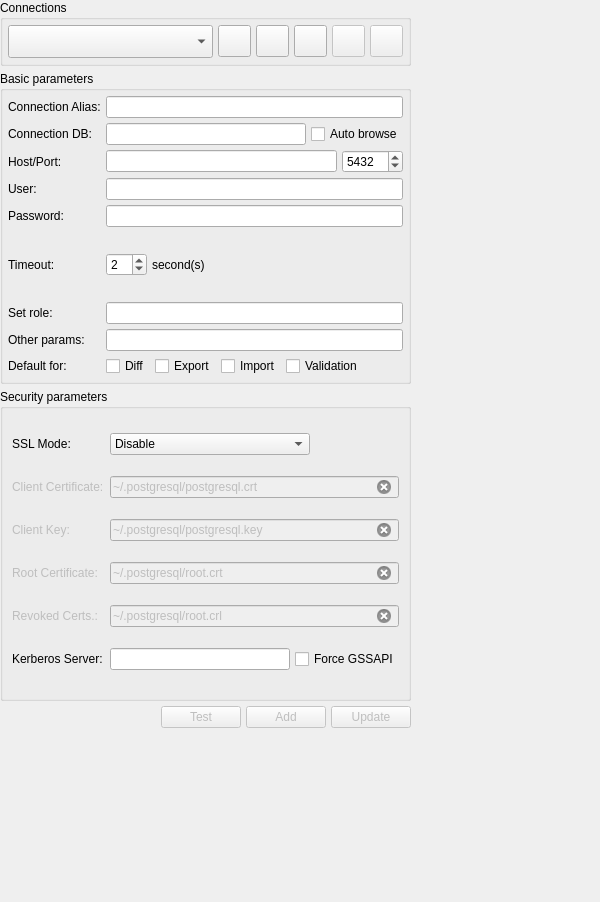
Above: libs/libgui/ui/settings/connectionsconfigwidget.ui from arichiardi/pgmodeler before the change. Below: the same form after it.
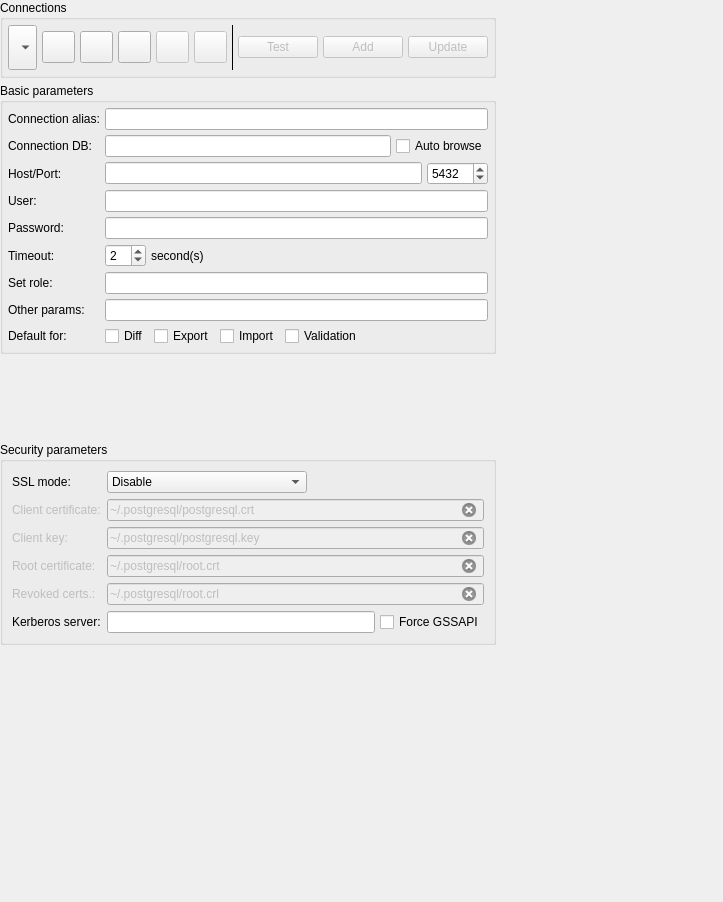
That is the form after the change. Icons and pictures are not drawn.

Diff of the .ui file:
```diff
--- a/libs/libgui/ui/settings/connectionsconfigwidget.ui
+++ b/libs/libgui/ui/settings/connectionsconfigwidget.ui
@@ -6,7 +6,7 @@
    <rect>
     <x>0</x>
     <y>0</y>
-    <width>600</width>
+    <width>723</width>
     <height>902</height>
    </rect>
   </property>
@@ -35,201 +35,277 @@
    <property name="spacing">
     <number>5</number>
    </property>
+   <item row="3" column="0">
+    <widget class="QGroupBox" name="security_grp">
+     <property name="title">
+      <string>Security parameters</string>
+     </property>
+     <layout class="QGridLayout" name="gridLayout_3">
    <item row="0" column="0">
-    <widget class="QWidget" name="conn_btns_wgt" native="true">
+       <widget class="QLabel" name="ssl_mode_lbl">
      <property name="sizePolicy">
-      <sizepolicy hsizetype="Expanding" vsizetype="Fixed">
+         <sizepolicy hsizetype="Fixed" vsizetype="Preferred">
        <horstretch>0</horstretch>
        <verstretch>0</verstretch>
       </sizepolicy>
      </property>
+        <property name="text">
+         <string>SSL mode:</string>
+        </property>
+       </widget>
+      </item>
+      <item row="0" column="1">
+       <layout class="QHBoxLayout" name="horizontalLayout_3">
+        <property name="spacing">
+         <number>5</number>
+        </property>
+        <item>
+         <widget class="QComboBox" name="ssl_mode_cmb">
      <property name="minimumSize">
       <size>
-       <width>0</width>
+            <width>200</width>
        <height>0</height>
       </size>
      </property>
-     <layout class="QHBoxLayout" name="horizontalLayout_6">
-      <property name="spacing">
-       <number>5</number>
-      </property>
-      <property name="leftMargin">
-       <number>0</number>
-      </property>
-      <property name="topMargin">
-       <number>0</number>
-      </property>
-      <property name="rightMargin">
-       <number>0</number>
-      </property>
-      <property name="bottomMargin">
-       <number>0</number>
-      </property>
+          <property name="iconSize">
+           <size>
+            <width>28</width>
+            <height>28</height>
+           </size>
+          </property>
+          <item>
+           <property name="text">
+            <string>Disable</string>
+           </property>
+          </item>
+          <item>
+           <property name="text">
+            <string>Allow</string>
+           </property>
+          </item>
+          <item>
+           <property name="text">
+            <string>Require</string>
+           </property>
+          </item>
+          <item>
+           <property name="text">
+            <string>AC verification</string>
+           </property>
+          </item>
       <item>
-       <widget class="QGroupBox" name="groupBox">
-        <property name="title">
-         <string>Connections</string>
-        </property>
-        <layout class="QHBoxLayout" name="horizontalLayout_10">
-         <property name="spacing">
-          <number>5</number>
-         </property>
-         <property name="leftMargin">
-          <number>5</number>
-         </property>
-         <property name="topMargin">
-          <number>5</number>
-         </property>
-         <property name="rightMargin">
-          <number>5</number>
-         </property>
-         <property name="bottomMargin">
-          <number>5</number>
-         </property>
-         <item>
-          <widget class="QComboBox" name="connections_cmb">
+           <property name="text">
+            <string>Full verification</string>
+           </property>
+          </item>
+         </widget>
+        </item>
+        <item>
+         <spacer name="horizontalSpacer_2">
+          <property name="orientation">
+           <enum>Qt::Orientation::Horizontal</enum>
+          </property>
+          <property name="sizeHint" stdset="0">
+           <size>
+            <width>40</width>
+            <height>20</height>
+           </size>
+          </property>
+         </spacer>
+        </item>
+       </layout>
+      </item>
+      <item row="1" column="0">
+       <widget class="QLabel" name="client_cert_lbl">
+        <property name="enabled">
+         <bool>false</bool>
+        </property>
            <property name="sizePolicy">
-            <sizepolicy hsizetype="Preferred" vsizetype="Preferred">
+         <sizepolicy hsizetype="Fixed" vsizetype="Preferred">
              <horstretch>0</horstretch>
              <verstretch>0</verstretch>
             </sizepolicy>
            </property>
-           <property name="insertPolicy">
-            <enum>QComboBox::InsertPolicy::InsertAtBottom</enum>
-           </property>
-           <property name="sizeAdjustPolicy">
-            <enum>QComboBox::SizeAdjustPolicy::AdjustToMinimumContentsLengthWithIcon</enum>
-           </property>
-           <property name="iconSize">
-            <size>
-             <width>25</width>
-             <height>25</height>
-            </size>
-           </property>
-          </widget>
-         </item>
-         <item>
-          <widget class="QToolButton" name="new_tb">
+        <property name="text">
+         <string>Client certificate:</string>
+        </property>
+       </widget>
+      </item>
+      <item row="1" column="1">
+       <widget class="QLineEdit" name="client_cert_edt">
            <property name="enabled">
-            <bool>true</bool>
-           </property>
-           <property name="toolTip">
-            <string>Create new connection</string>
-           </property>
+         <bool>false</bool>
+        </property>
            <property name="text">
+         <string>~/.postgresql/postgresql.crt</string>
+        </property>
+        <property name="placeholderText">
             <string/>
            </property>
-           <property name="icon">
-            <iconset resource="../../res/resources.qrc">
-             <normaloff>:/icons/icons/new.png</normaloff>:/icons/icons/new.png</iconset>
-           </property>
-           <property name="iconSize">
-            <size>
-             <width>25</width>
-             <height>25</height>
-            </size>
-           </property>
-          </widget>
-         </item>
-         <item>
-          <widget class="QToolButton" name="cancel_tb">
+        <property name="clearButtonEnabled">
+         <bool>true</bool>
+        </property>
+       </widget>
+      </item>
+      <item row="2" column="0">
+       <widget class="QLabel" name="client_key_lbl">
            <property name="enabled">
-            <bool>true</bool>
-           </property>
-           <property name="toolTip">
-            <string>Cancel edition</string>
+         <bool>false</bool>
+        </property>
+        <property name="sizePolicy">
+         <sizepolicy hsizetype="Fixed" vsizetype="Preferred">
+          <horstretch>0</horstretch>
+          <verstretch>0</verstretch>
+         </sizepolicy>
            </property>
            <property name="text">
-            <string/>
-           </property>
-           <property name="icon">
-            <iconset resource="../../res/resources.qrc">
-             <normaloff>:/icons/icons/cancel.png</normaloff>:/icons/icons/cancel.png</iconset>
-           </property>
-           <property name="iconSize">
-            <size>
-             <width>25</width>
-             <height>25</height>
-            </size>
-           </property>
-          </widget>
-         </item>
-         <item>
-          <widget class="QToolButton" name="duplicate_tb">
+         <string>Client key:</string>
+        </property>
+       </widget>
+      </item>
+      <item row="2" column="1">
+       <widget class="QLineEdit" name="client_key_edt">
+        <property name="enabled">
+         <bool>false</bool>
+        </property>
+        <property name="text">
+         <string>~/.postgresql/postgresql.key</string>
+        </property>
+        <property name="placeholderText">
+         <string/>
+        </property>
+        <property name="clearButtonEnabled">
+         <bool>true</bool>
+        </property>
+       </widget>
+      </item>
+      <item row="3" column="0">
+       <widget class="QLabel" name="root_cert_lbl">
            <property name="enabled">
-            <bool>true</bool>
-           </property>
-           <property name="toolTip">
-            <string>Duplicate the selected connection</string>
+         <bool>false</bool>
+        </property>
+        <property name="sizePolicy">
+         <sizepolicy hsizetype="Fixed" vsizetype="Preferred">
+          <horstretch>0</horstretch>
+          <verstretch>0</verstretch>
+         </sizepolicy>
            </property>
            <property name="text">
-            <string/>
-           </property>
-           <property name="icon">
-            <iconset resource="../../res/resources.qrc">
-             <normaloff>:/icons/icons/duplicate.png</normaloff>:/icons/icons/duplicate.png</iconset>
-           </property>
-           <property name="iconSize">
-            <size>
-             <width>25</width>
-             <height>25</height>
-            </size>
-           </property>
-          </widget>
-         </item>
-         <item>
-          <widget class="QToolButton" name="edit_tb">
+         <string>Root certificate:</string>
+        </property>
+       </widget>
+      </item>
+      <item row="3" column="1">
+       <widget class="QLineEdit" name="root_cert_edt">
+        <property name="enabled">
+         <bool>false</bool>
+        </property>
+        <property name="text">
+         <string>~/.postgresql/root.crt</string>
+        </property>
+        <property name="placeholderText">
+         <string/>
+        </property>
+        <property name="clearButtonEnabled">
+         <bool>true</bool>
+        </property>
+       </widget>
+      </item>
+      <item row="4" column="0">
+       <widget class="QLabel" name="crl_lbl">
            <property name="enabled">
             <bool>false</bool>
            </property>
-           <property name="toolTip">
-            <string>Edit selected connection</string>
+        <property name="sizePolicy">
+         <sizepolicy hsizetype="Fixed" vsizetype="Preferred">
+          <horstretch>0</horstretch>
+          <verstretch>0</verstretch>
+         </sizepolicy>
            </property>
            <property name="text">
-            <string/>
-           </property>
-           <property name="icon">
-            <iconset resource="../../res/resources.qrc">
-             <normaloff>:/icons/icons/edit.png</normaloff>:/icons/icons/edit.png</iconset>
-           </property>
-           <property name="iconSize">
-            <size>
-             <width>25</width>
-             <height>25</height>
-            </size>
-           </property>
-          </widget>
-         </item>
-         <item>
-          <widget class="QToolButton" name="remove_tb">
+         <string>Revoked certs.:</string>
+        </property>
+       </widget>
+      </item>
+      <item row="4" column="1">
+       <widget class="QLineEdit" name="crl_edt">
+        <property name="enabled">
+         <bool>false</bool>
+        </property>
+        <property name="text">
+         <string>~/.postgresql/root.crl</string>
+        </property>
+        <property name="placeholderText">
+         <string/>
+        </property>
+        <property name="clearButtonEnabled">
+         <bool>true</bool>
+        </property>
+       </widget>
+      </item>
+      <item row="5" column="0">
+       <widget class="QLabel" name="krb_server_lbl">
            <property name="enabled">
-            <bool>false</bool>
-           </property>
-           <property name="toolTip">
-            <string>Delete selected connection</string>
+         <bool>true</bool>
+        </property>
+        <property name="sizePolicy">
+         <sizepolicy hsizetype="Fixed" vsizetype="Preferred">
+          <horstretch>0</horstretch>
+          <verstretch>0</verstretch>
+         </sizepolicy>
            </property>
            <property name="text">
-            <string/>
-           </property>
-           <property name="icon">
-            <iconset resource="../../res/resources.qrc">
-             <normaloff>:/icons/icons/delete.png</normaloff>:/icons/icons/delete.png</iconset>
-           </property>
-           <property name="iconSize">
-            <size>
-             <width>25</width>
-             <height>25</height>
-            </size>
-           </property>
-          </widget>
-         </item>
-        </layout>
+         <string>Kerberos server:</string>
+        </property>
+       </widget>
+      </item>
+      <item row="5" column="1">
+       <layout class="QHBoxLayout" name="horizontalLayout_8">
+        <property name="spacing">
+         <number>5</number>
+        </property>
+        <item>
+         <widget class="QLineEdit" name="krb_server_edt">
+          <property name="enabled">
+           <bool>true</bool>
+          </property>
+          <property name="clearButtonEnabled">
+           <bool>true</bool>
+          </property>
+         </widget>
+        </item>
+        <item>
+         <widget class="QCheckBox" name="gssapi_auth_chk">
+          <property name="sizePolicy">
+           <sizepolicy hsizetype="Fixed" vsizetype="Fixed">
+            <horstretch>0</horstretch>
+            <verstretch>0</verstretch>
+           </sizepolicy>
+          </property>
+          <property name="text">
+           <string>Force GSSAPI</string>
+          </property>
        </widget>
       </item>
      </layout>
+      </item>
+     </layout>
     </widget>
    </item>
-   <item row="0" column="1" rowspan="4">
+   <item row="5" column="0" colspan="2">
+    <spacer name="grid_vert_spacer">
+     <property name="orientation">
+      <enum>Qt::Orientation::Vertical</enum>
+     </property>
+     <property name="sizeHint" stdset="0">
+      <size>
+       <width>20</width>
+       <height>40</height>
+      </size>
+     </property>
+    </spacer>
+   </item>
+   <item row="0" column="1" rowspan="5">
     <spacer name="grid_horiz_spacer">
      <property name="orientation">
       <enum>Qt::Orientation::Horizontal</enum>
@@ -246,7 +322,7 @@
     </spacer>
    </item>
    <item row="1" column="0">
-    <widget class="QGroupBox" name="groupBox_2">
+    <widget class="QGroupBox" name="basic_grp">
      <property name="title">
       <string>Basic parameters</string>
      </property>
@@ -266,6 +342,19 @@
       <property name="spacing">
        <number>5</number>
       </property>
+      <item row="7" column="1">
+       <widget class="QLineEdit" name="other_params_edt">
+        <property name="toolTip">
+         <string>Specify additional connection parameters in the form [param]=[value]. These parameters are described in the &lt;strong&gt;libpq&lt;/strong&gt; chapter at PostgreSQL docs.</string>
+        </property>
+        <property name="statusTip">
+         <string/>
+        </property>
+        <property name="clearButtonEnabled">
+         <bool>true</bool>
+        </property>
+       </widget>
+      </item>
       <item row="0" column="0">
        <widget class="QLabel" name="alias_lbl">
         <property name="sizePolicy">
@@ -275,80 +364,63 @@
          </sizepolicy>
         </property>
         <property name="text">
-         <string>Connection Alias:</string>
+         <string>Connection alias:</string>
         </property>
        </widget>
       </item>
-      <item row="0" column="1">
-       <widget class="QLineEdit" name="alias_edt">
-        <property name="minimumSize">
-         <size>
-          <width>0</width>
-          <height>0</height>
-         </size>
-        </property>
-        <property name="placeholderText">
-         <string/>
-        </property>
-        <property name="clearButtonEnabled">
-         <bool>true</bool>
-        </property>
-       </widget>
-      </item>
-      <item row="1" column="0">
-       <widget class="QLabel" name="conn_db_lbl">
-        <property name="sizePolicy">
-         <sizepolicy hsizetype="Fixed" vsizetype="Preferred">
-          <horstretch>0</horstretch>
-          <verstretch>0</verstretch>
-         </sizepolicy>
-        </property>
-        <property name="text">
-         <string>Connection DB:</string>
-        </property>
-       </widget>
-      </item>
-      <item row="1" column="1">
-       <layout class="QHBoxLayout" name="horizontalLayout_4">
+      <item row="8" column="1">
+       <layout class="QHBoxLayout" name="horizontalLayout_5">
         <property name="spacing">
          <number>5</number>
         </property>
         <item>
-         <widget class="QLineEdit" name="conn_db_edt">
-          <property name="sizePolicy">
-           <sizepolicy hsizetype="Expanding" vsizetype="Fixed">
-            <horstretch>0</horstretch>
-            <verstretch>0</verstretch>
-           </sizepolicy>
-          </property>
-          <property name="text">
-           <string/>
-          </property>
-          <property name="placeholderText">
-           <string/>
-          </property>
-          <property name="clearButtonEnabled">
-           <bool>true</bool>
-          </property>
-         </widget>
-        </item>
-        <item>
-         <widget class="QCheckBox" name="auto_browse_chk">
+         <widget class="QCheckBox" name="diff_chk">
           <property name="toolTip">
-           <string>Automatically browses the named database when using this connection to manage databases on &lt;strong&gt;Manage&lt;/strong&gt; view.</string>
-          </property>
-          <property name="statusTip">
            <string/>
           </property>
           <property name="text">
-           <string>Auto browse</string>
+           <string>Diff</string>
           </property>
          </widget>
         </item>
+        <item>
+         <widget class="QCheckBox" name="export_chk">
+          <property name="text">
+           <string>Export</string>
+          </property>
+         </widget>
+        </item>
+        <item>
+         <widget class="QCheckBox" name="import_chk">
+          <property name="text">
+           <string>Import</string>
+          </property>
+         </widget>
+        </item>
+        <item>
+         <widget class="QCheckBox" name="validation_chk">
+          <property name="text">
+           <string>Validation</string>
+          </property>
+         </widget>
+        </item>
+        <item>
+         <spacer name="horizontalSpacer_3">
+          <property name="orientation">
+           <enum>Qt::Orientation::Horizontal</enum>
+          </property>
+          <property name="sizeHint" stdset="0">
+           <size>
+            <width>40</width>
+            <height>20</height>
+           </size>
+          </property>
+         </spacer>
+        </item>
        </layout>
       </item>
-      <item row="2" column="0">
-       <widget class="QLabel" name="host_lbl">
+      <item row="5" column="0">
+       <widget class="QLabel" name="timeout_lbl">
         <property name="sizePolicy">
          <sizepolicy hsizetype="Fixed" vsizetype="Preferred">
           <horstretch>0</horstretch>
@@ -356,7 +428,20 @@
          </sizepolicy>
         </property>
         <property name="text">
-         <string>Host/Port:</string>
+         <string>Timeout:</string>
+        </property>
+       </widget>
+      </item>
+      <item row="7" column="0">
+       <widget class="QLabel" name="other_params_lbl">
+        <property name="sizePolicy">
+         <sizepolicy hsizetype="Fixed" vsizetype="Preferred">
+          <horstretch>0</horstretch>
+          <verstretch>0</verstretch>
+         </sizepolicy>
+        </property>
+        <property name="text">
+         <string>Other params:</string>
         </property>
        </widget>
       </item>
@@ -399,6 +484,19 @@
         </item>
        </layout>
       </item>
+      <item row="6" column="1">
+       <widget class="QLineEdit" name="set_role_edt">
+        <property name="toolTip">
+         <string>When successfully connecting to the database the current user will be switched to the one specified in this field via &lt;strong&gt;SET ROLE [role_name]&lt;/strong&gt;.</string>
+        </property>
+        <property name="statusTip">
+         <string/>
+        </property>
+        <property name="clearButtonEnabled">
+         <bool>true</bool>
+        </property>
+       </widget>
+      </item>
       <item row="3" column="0">
        <widget class="QLabel" name="user_lbl">
         <property name="sizePolicy">
@@ -431,6 +529,19 @@
         </property>
        </widget>
       </item>
+      <item row="1" column="0">
+       <widget class="QLabel" name="conn_db_lbl">
+        <property name="sizePolicy">
+         <sizepolicy hsizetype="Fixed" vsizetype="Preferred">
+          <horstretch>0</horstretch>
+          <verstretch>0</verstretch>
+         </sizepolicy>
+        </property>
+        <property name="text">
+         <string>Connection DB:</string>
+        </property>
+       </widget>
+      </item>
       <item row="4" column="0">
        <widget class="QLabel" name="passwd_lbl">
         <property name="sizePolicy">
@@ -444,29 +555,6 @@
         </property>
        </widget>
       </item>
-      <item row="4" column="1">
-       <widget class="QLineEdit" name="passwd_edt">
-        <property name="echoMode">
-         <enum>QLineEdit::EchoMode::Password</enum>
-        </property>
-        <property name="clearButtonEnabled">
-         <bool>true</bool>
-        </property>
-       </widget>
-      </item>
-      <item row="5" column="0">
-       <widget class="QLabel" name="timeout_lbl">
-        <property name="sizePolicy">
-         <sizepolicy hsizetype="Fixed" vsizetype="Preferred">
-          <horstretch>0</horstretch>
-          <verstretch>0</verstretch>
-         </sizepolicy>
-        </property>
-        <property name="text">
-         <string>Timeout:</string>
-        </property>
-       </widget>
-      </item>
       <item row="5" column="1">
        <layout class="QHBoxLayout" name="horizontalLayout_7">
         <property name="spacing">
@@ -494,6 +582,29 @@
         </item>
        </layout>
       </item>
+      <item row="4" column="1">
+       <widget class="QLineEdit" name="passwd_edt">
+        <property name="echoMode">
+         <enum>QLineEdit::EchoMode::Password</enum>
+        </property>
+        <property name="clearButtonEnabled">
+         <bool>true</bool>
+        </property>
+       </widget>
+      </item>
+      <item row="2" column="0">
+       <widget class="QLabel" name="host_lbl">
+        <property name="sizePolicy">
+         <sizepolicy hsizetype="Fixed" vsizetype="Preferred">
+          <horstretch>0</horstretch>
+          <verstretch>0</verstretch>
+         </sizepolicy>
+        </property>
+        <property name="text">
+         <string>Host/Port:</string>
+        </property>
+       </widget>
+      </item>
       <item row="6" column="0">
        <widget class="QLabel" name="set_role_lbl">
         <property name="sizePolicy">
@@ -507,38 +618,15 @@
         </property>
        </widget>
       </item>
-      <item row="6" column="1">
-       <widget class="QLineEdit" name="set_role_edt">
-        <property name="toolTip">
-         <string>When successfully connecting to the database the current user will be switched to the one specified in this field via &lt;strong&gt;SET ROLE [role_name]&lt;/strong&gt;.</string>
+      <item row="0" column="1">
+       <widget class="QLineEdit" name="alias_edt">
+        <property name="minimumSize">
+         <size>
+          <width>0</width>
+          <height>0</height>
+         </size>
         </property>
-        <property name="statusTip">
-         <string/>
-        </property>
-        <property name="clearButtonEnabled">
-         <bool>true</bool>
-        </property>
-       </widget>
-      </item>
-      <item row="7" column="0">
-       <widget class="QLabel" name="other_params_lbl">
-        <property name="sizePolicy">
-         <sizepolicy hsizetype="Fixed" vsizetype="Preferred">
-          <horstretch>0</horstretch>
-          <verstretch>0</verstretch>
-         </sizepolicy>
-        </property>
-        <property name="text">
-         <string>Other params:</string>
-        </property>
-       </widget>
-      </item>
-      <item row="7" column="1">
-       <widget class="QLineEdit" name="other_params_edt">
-        <property name="toolTip">
-         <string>Specify additional connection parameters in the form [param]=[value]. These parameters are described in the &lt;strong&gt;libpq&lt;/strong&gt; chapter at PostgreSQL docs.</string>
-        </property>
-        <property name="statusTip">
+        <property name="placeholderText">
          <string/>
         </property>
         <property name="clearButtonEnabled">
@@ -562,163 +650,21 @@
         </property>
        </widget>
       </item>
-      <item row="8" column="1">
-       <layout class="QHBoxLayout" name="horizontalLayout_5">
-        <property name="spacing">
-         <number>5</number>
-        </property>
-        <item>
-         <widget class="QCheckBox" name="diff_chk">
-          <property name="toolTip">
-           <string/>
-          </property>
-          <property name="text">
-           <string>Diff</string>
-          </property>
-         </widget>
-        </item>
-        <item>
-         <widget class="QCheckBox" name="export_chk">
-          <property name="text">
-           <string>Export</string>
-          </property>
-         </widget>
-        </item>
-        <item>
-         <widget class="QCheckBox" name="import_chk">
-          <property name="text">
-           <string>Import</string>
-          </property>
-         </widget>
-        </item>
-        <item>
-         <widget class="QCheckBox" name="validation_chk">
-          <property name="text">
-           <string>Validation</string>
-          </property>
-         </widget>
-        </item>
-        <item>
-         <spacer name="horizontalSpacer_3">
-          <property name="orientation">
-           <enum>Qt::Orientation::Horizontal</enum>
-          </property>
-          <property name="sizeHint" stdset="0">
-           <size>
-            <width>40</width>
-            <height>20</height>
-           </size>
-          </property>
-         </spacer>
-        </item>
-       </layout>
-      </item>
-     </layout>
-    </widget>
-   </item>
-   <item row="2" column="0">
-    <widget class="QGroupBox" name="groupBox_3">
-     <property name="title">
-      <string>Security parameters</string>
-     </property>
-     <layout class="QGridLayout" name="gridLayout_3">
-      <item row="0" column="0">
-       <widget class="QLabel" name="ssl_mode_lbl">
-        <property name="sizePolicy">
-         <sizepolicy hsizetype="Fixed" vsizetype="Preferred">
-          <horstretch>0</horstretch>
-          <verstretch>0</verstretch>
-         </sizepolicy>
-        </property>
-        <property name="text">
-         <string>SSL Mode:</string>
-        </property>
-       </widget>
-      </item>
-      <item row="0" column="1">
-       <layout class="QHBoxLayout" name="horizontalLayout_3">
-        <property name="spacing">
-         <number>5</number>
-        </property>
-        <item>
-         <widget class="QComboBox" name="ssl_mode_cmb">
-          <property name="minimumSize">
-           <size>
-            <width>200</width>
-            <height>0</height>
-           </size>
-          </property>
-          <property name="iconSize">
-           <size>
-            <width>28</width>
-            <height>28</height>
-           </size>
-          </property>
-          <item>
-           <property name="text">
-            <string>Disable</string>
-           </property>
-          </item>
-          <item>
-           <property name="text">
-            <string>Allow</string>
-           </property>
-          </item>
-          <item>
-           <property name="text">
-            <string>Require</string>
-           </property>
-          </item>
-          <item>
-           <property name="text">
-            <string>AC verification</string>
-           </property>
-          </item>
-          <item>
-           <property name="text">
-            <string>Full verification</string>
-           </property>
-          </item>
-         </widget>
-        </item>
-        <item>
-         <spacer name="horizontalSpacer_2">
-          <property name="orientation">
-           <enum>Qt::Orientation::Horizontal</enum>
-          </property>
-          <property name="sizeHint" stdset="0">
-           <size>
-            <width>40</width>
-            <height>20</height>
-           </size>
-          </property>
-         </spacer>
-        </item>
-       </layout>
-      </item>
-      <item row="1" column="0">
-       <widget class="QLabel" name="client_cert_lbl">
-        <property name="enabled">
-         <bool>false</bool>
-        </property>
-        <property name="sizePolicy">
-         <sizepolicy hsizetype="Fixed" vsizetype="Preferred">
-          <horstretch>0</horstretch>
-          <verstretch>0</verstretch>
-         </sizepolicy>
-        </property>
-        <property name="text">
-         <string>Client Certificate:</string>
-        </property>
-       </widget>
-      </item>
       <item row="1" column="1">
-       <widget class="QLineEdit" name="client_cert_edt">
-        <property name="enabled">
-         <bool>false</bool>
+       <layout class="QHBoxLayout" name="horizontalLayout_4">
+        <property name="spacing">
+         <number>5</number>
         </property>
+        <item>
+         <widget class="QLineEdit" name="conn_db_edt">
+          <property name="sizePolicy">
+           <sizepolicy hsizetype="Expanding" vsizetype="Fixed">
+            <horstretch>0</horstretch>
+            <verstretch>0</verstretch>
+           </sizepolicy>
+          </property>
         <property name="text">
-         <string>~/.postgresql/postgresql.crt</string>
+           <string/>
         </property>
         <property name="placeholderText">
          <string/>
@@ -728,168 +674,205 @@
         </property>
        </widget>
       </item>
-      <item row="2" column="0">
-       <widget class="QLabel" name="client_key_lbl">
-        <property name="enabled">
-         <bool>false</bool>
-        </property>
-        <property name="sizePolicy">
-         <sizepolicy hsizetype="Fixed" vsizetype="Preferred">
-          <horstretch>0</horstretch>
-          <verstretch>0</verstretch>
-         </sizepolicy>
+        <item>
+         <widget class="QCheckBox" name="auto_browse_chk">
+          <property name="toolTip">
+           <string>Automatically browses the named database when using this connection to manage databases on &lt;strong&gt;Manage&lt;/strong&gt; view.</string>
+          </property>
+          <property name="statusTip">
+           <string/>
         </property>
         <property name="text">
-         <string>Client Key:</string>
+           <string>Auto browse</string>
         </property>
        </widget>
       </item>
-      <item row="2" column="1">
-       <widget class="QLineEdit" name="client_key_edt">
-        <property name="enabled">
-         <bool>false</bool>
-        </property>
-        <property name="text">
-         <string>~/.postgresql/postgresql.key</string>
-        </property>
-        <property name="placeholderText">
-         <string/>
-        </property>
-        <property name="clearButtonEnabled">
-         <bool>true</bool>
-        </property>
-       </widget>
-      </item>
-      <item row="3" column="0">
-       <widget class="QLabel" name="root_cert_lbl">
-        <property name="enabled">
-         <bool>false</bool>
-        </property>
+       </layout>
+      </item>
+     </layout>
+    </widget>
+   </item>
+   <item row="0" column="0">
+    <widget class="QGroupBox" name="conn_btns_grp">
+     <property name="title">
+      <string>Connections</string>
+     </property>
+     <layout class="QHBoxLayout" name="horizontalLayout_10">
+      <property name="spacing">
+       <number>5</number>
+      </property>
+      <property name="leftMargin">
+       <number>5</number>
+      </property>
+      <property name="topMargin">
+       <number>5</number>
+      </property>
+      <property name="rightMargin">
+       <number>5</number>
+      </property>
+      <property name="bottomMargin">
+       <number>5</number>
+      </property>
+      <item>
+       <widget class="QComboBox" name="connections_cmb">
         <property name="sizePolicy">
-         <sizepolicy hsizetype="Fixed" vsizetype="Preferred">
+         <sizepolicy hsizetype="Expanding" vsizetype="Preferred">
           <horstretch>0</horstretch>
           <verstretch>0</verstretch>
          </sizepolicy>
         </property>
-        <property name="text">
-         <string>Root Certificate:</string>
+        <property name="insertPolicy">
+         <enum>QComboBox::InsertPolicy::InsertAtBottom</enum>
         </property>
+        <property name="sizeAdjustPolicy">
+         <enum>QComboBox::SizeAdjustPolicy::AdjustToMinimumContentsLengthWithIcon</enum>
+        </property>
+        <property name="iconSize">
+         <size>
+          <width>25</width>
+          <height>25</height>
+         </size>
+        </property>
        </widget>
       </item>
-      <item row="3" column="1">
-       <widget class="QLineEdit" name="root_cert_edt">
+      <item>
+       <widget class="QToolButton" name="new_tb">
         <property name="enabled">
-         <bool>false</bool>
+         <bool>true</bool>
         </property>
-        <property name="text">
-         <string>~/.postgresql/root.crt</string>
+        <property name="toolTip">
+         <string>Create new connection</string>
         </property>
-        <property name="placeholderText">
+        <property name="text">
          <string/>
         </property>
-        <property name="clearButtonEnabled">
-         <bool>true</bool>
+        <property name="icon">
+         <iconset resource="../../res/resources.qrc">
+          <normaloff>:/icons/icons/new.png</normaloff>:/icons/icons/new.png</iconset>
         </property>
+        <property name="iconSize">
+         <size>
+          <width>25</width>
+          <height>25</height>
+         </size>
+        </property>
        </widget>
       </item>
-      <item row="4" column="0">
-       <widget class="QLabel" name="crl_lbl">
+      <item>
+       <widget class="QToolButton" name="cancel_tb">
         <property name="enabled">
-         <bool>false</bool>
+         <bool>true</bool>
         </property>
-        <property name="sizePolicy">
-         <sizepolicy hsizetype="Fixed" vsizetype="Preferred">
-          <horstretch>0</horstretch>
-          <verstretch>0</verstretch>
-         </sizepolicy>
+        <property name="toolTip">
+         <string>Cancel edition</string>
         </property>
         <property name="text">
-         <string>Revoked Certs.:</string>
+         <string/>
         </property>
+        <property name="icon">
+         <iconset resource="../../res/resources.qrc">
+          <normaloff>:/icons/icons/cancel.png</normaloff>:/icons/icons/cancel.png</iconset>
+        </property>
+        <property name="iconSize">
+         <size>
+          <width>25</width>
+          <height>25</height>
+         </size>
+        </property>
        </widget>
       </item>
-      <item row="4" column="1">
-       <widget class="QLineEdit" name="crl_edt">
+      <item>
+       <widget class="QToolButton" name="duplicate_tb">
         <property name="enabled">
-         <bool>false</bool>
+         <bool>true</bool>
         </property>
-        <property name="text">
-         <string>~/.postgresql/root.crl</string>
+        <property name="toolTip">
+         <string>Duplicate the selected connection</string>
         </property>
-        <property name="placeholderText">
+        <property name="text">
          <string/>
         </property>
-        <property name="clearButtonEnabled">
-         <bool>true</bool>
+        <property name="icon">
+         <iconset resource="../../res/resources.qrc">
+          <normaloff>:/icons/icons/duplicate.png</normaloff>:/icons/icons/duplicate.png</iconset>
         </property>
+        <property name="iconSize">
+         <size>
+          <width>25</width>
+          <height>25</height>
+         </size>
+        </property>
        </widget>
       </item>
-      <item row="5" column="0">
-       <widget class="QLabel" name="krb_server_lbl">
+      <item>
+       <widget class="QToolButton" name="edit_tb">
         <property name="enabled">
-         <bool>true</bool>
+         <bool>false</bool>
         </property>
-        <property name="sizePolicy">
-         <sizepolicy hsizetype="Fixed" vsizetype="Preferred">
-          <horstretch>0</horstretch>
-          <verstretch>0</verstretch>
-         </sizepolicy>
+        <property name="toolTip">
+         <string>Edit selected connection</string>
         </property>
         <property name="text">
-         <string>Kerberos Server:</string>
+         <string/>
         </property>
-       </widget>
-      </item>
-      <item row="5" column="1">
-       <layout class="QHBoxLayout" name="horizontalLayout_8">
-        <property name="spacing">
-         <number>5</number>
+        <property name="icon">
+         <iconset resource="../../res/resources.qrc">
+          <normaloff>:/icons/icons/edit.png</normaloff>:/icons/icons/edit.png</iconset>
         </property>
-        <item>
-         <widget class="QLineEdit" name="krb_server_edt">
-          <property name="enabled">
-           <bool>true</bool>
-          </property>
-          <property name="clearButtonEnabled">
-           <bool>true</bool>
-          </property>
+        <property name="iconSize">
+         <size>
+          <width>25</width>
+          <height>25</height>
+         </size>
+        </property>
          </widget>
         </item>
         <item>
-         <widget class="QCheckBox" name="gssapi_auth_chk">
-          <property name="sizePolicy">
-           <sizepolicy hsizetype="Fixed" vsizetype="Fixed">
-            <horstretch>0</horstretch>
-            <verstretch>0</verstretch>
-           </sizepolicy>
-          </property>
+       <widget class="QToolButton" name="remove_tb">
+        <property name="enabled">
+         <bool>false</bool>
+        </property>
+        <property name="toolTip">
+         <string>Delete selected connection</string>
+        </property>
           <property name="text">
-           <string>Force GSSAPI</string>
-          </property>
-         </widget>
-        </item>
-       </layout>
-      </item>
-     </layout>
-    </widget>
-   </item>
-   <item row="3" column="0">
+         <string/>
+        </property>
+        <property name="icon">
+         <iconset resource="../../res/resources.qrc">
+          <normaloff>:/icons/icons/delete.png</normaloff>:/icons/icons/delete.png</iconset>
+        </property>
+        <property name="iconSize">
+         <size>
+          <width>25</width>
+          <height>25</height>
+         </size>
+        </property>
+       </widget>
+      </item>
+      <item>
     <layout class="QHBoxLayout" name="horizontalLayout_2">
      <property name="spacing">
       <number>5</number>
      </property>
+        <property name="leftMargin">
+         <number>0</number>
+        </property>
      <item>
-      <spacer name="horizontalSpacer">
-       <property name="orientation">
-        <enum>Qt::Orientation::Horizontal</enum>
-       </property>
-       <property name="sizeHint" stdset="0">
+         <widget class="Line" name="separator_ln">
+          <property name="maximumSize">
         <size>
-         <width>40</width>
-         <height>20</height>
-        </size>
-       </property>
-      </spacer>
+            <width>1</width>
+            <height>16777215</height>
+           </size>
+          </property>
+          <property name="frameShadow">
+           <enum>QFrame::Shadow::Plain</enum>
+          </property>
+          <property name="orientation">
+           <enum>Qt::Orientation::Vertical</enum>
+          </property>
+         </widget>
      </item>
      <item>
       <widget class="QPushButton" name="test_tb">
@@ -989,18 +972,8 @@
      </item>
     </layout>
    </item>
-   <item row="4" column="0" colspan="2">
-    <spacer name="grid_vert_spacer">
-     <property name="orientation">
-      <enum>Qt::Orientation::Vertical</enum>
-     </property>
-     <property name="sizeHint" stdset="0">
-      <size>
-       <width>20</width>
-       <height>40</height>
-      </size>
-     </property>
-    </spacer>
+     </layout>
+    </widget>
    </item>
   </layout>
  </widget>
```
Lines whose indentation alone changed are shown as unchanged.
